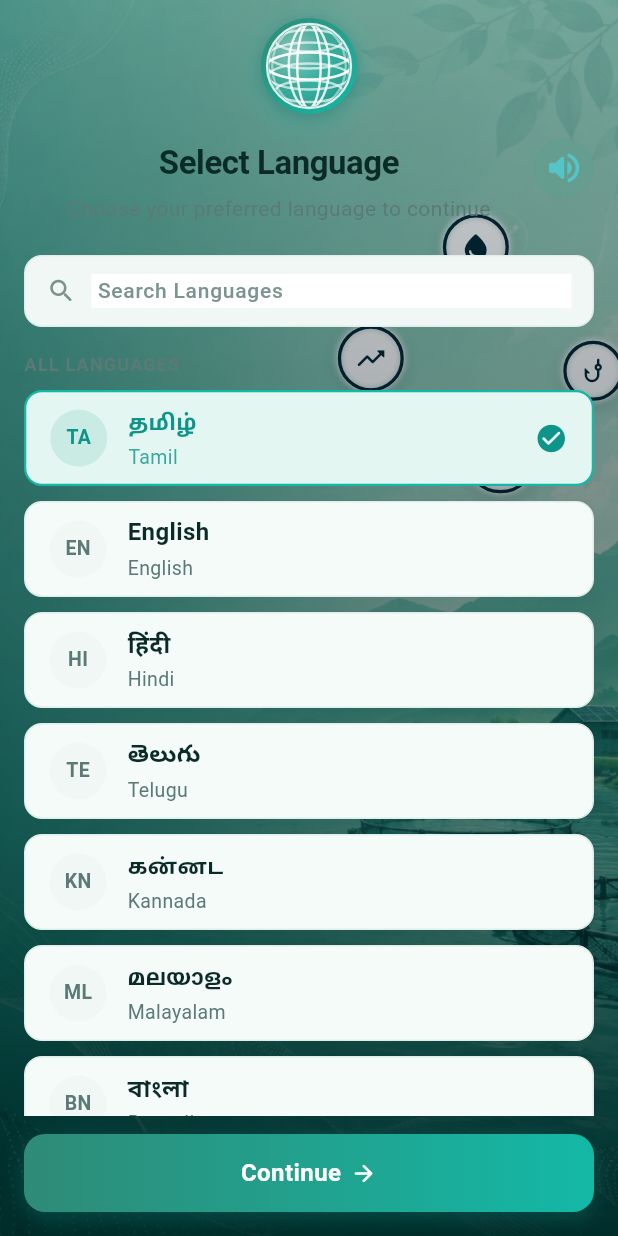
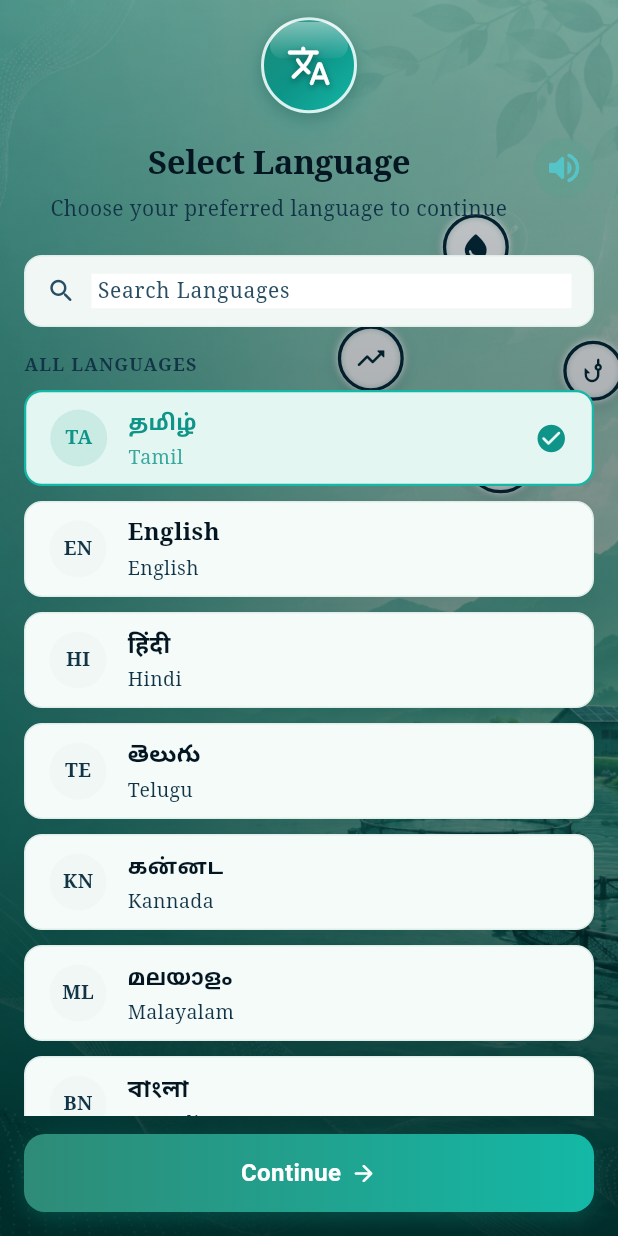
Before and after one commit to AquaverseAI/AquaVerse, a Flutter app: the LanguageSelectScreen screen opened by its route, after a tap on the "volume up" icon, on a phone screen of 412 x 824 dp. Run offline on Flutter 3.47's test engine with Material 3 defaults, Android fonts, the phone set to English and light mode, and no system bars; our stand-ins replace dio, drift, fl_chart, flutter_riverpod, flutter_secure_storage, go_router and 3 more; missing offline and left inert: sqlite3; accounts and stored records are empty; generated files the repository leaves out were written again.

Commit message:
feat(theme): set Palatino Linotype font family as default and darken all text tokens for high contrast

```diff
--- a/lib/core/theme/app_colors.dart
+++ b/lib/core/theme/app_colors.dart
@@ -36,11 +36,11 @@ abstract class AppColors {
   static const Color surfaceAqua = Color(0xFFEDF8FA);
   static const Color surfaceGreen = Color(0xFFEFF9F5);
 
-  // ── Text ───────────────────────────────────────────────────────────────────
-  static const Color textPrimary = Color(0xFF153B56);
-  static const Color textSecondary = Color(0xFF557384);
-  static const Color textMuted = Color(0xFF7D949F);
-  static const Color textDisabled = Color(0xFFA9B9BF);
+  // ── Text (High-contrast dark tokens) ──────────────────────────────────────
+  static const Color textPrimary = Color(0xFF041826);
+  static const Color textSecondary = Color(0xFF14364B);
+  static const Color textMuted = Color(0xFF2C5269);
+  static const Color textDisabled = Color(0xFF8BA2AD);
 
   // ── Semantic ───────────────────────────────────────────────────────────────
   static const Color warning = Color(0xFFE8A33A);
@@ -64,13 +64,13 @@ abstract class AppColors {
   static const Color langBorderSelected = Color(0xFF14B8A6);
   static const Color langAccentPrimary = Color(0xFF0E9488);
   static const Color langAccentSeagreen = Color(0xFF2E8B77);
-  static const Color langTextPrimary = Color(0xFF0B2B27);
-  static const Color langTextSecondary = Color(0xFF5B7A75);
+  static const Color langTextPrimary = Color(0xFF031622);
+  static const Color langTextSecondary = Color(0xFF123447);
   static const Color langTextOnAccent = Color(0xFFFFFFFF);
   static const Color langCheckIcon = Color(0xFF0E9488);
   static const Color langSearchBg = Color(0xFFF0F7F5);
-  static const Color langSearchPlaceholder = Color(0xFF7C948F);
-  static const Color langFlagCodeText = Color(0xFF5B7A75);
+  static const Color langSearchPlaceholder = Color(0xFF294E63);
+  static const Color langFlagCodeText = Color(0xFF123447);
 
   static const LinearGradient langCtaGradient = LinearGradient(
     begin: Alignment.centerLeft,
--- a/lib/core/theme/app_theme.dart
+++ b/lib/core/theme/app_theme.dart
@@ -35,7 +35,8 @@ class AppTheme {
         centerTitle: false,
         surfaceTintColor: Colors.transparent,
         titleTextStyle: TextStyle(
-          fontFamily: 'Outfit', // Or default if GoogleFonts is used
+          fontFamily: 'Palatino Linotype',
+          fontFamilyFallback: ['Palatino', 'Georgia', 'serif'],
           fontSize: 18,
           fontWeight: FontWeight.w700,
           color: AppColors.textPrimary,
@@ -137,7 +138,7 @@ class AppTheme {
         unselectedLabelStyle: TextStyle(fontSize: 11),
       ),
 
-      // ── Text ────────────────────────────────────────────────────────────────
+      // ── Text (Palatino Linotype Serif Default) ──────────────────────────────
       textTheme: const TextTheme(
         displayLarge: TextStyle(fontSize: 30, fontWeight: FontWeight.w700, color: AppColors.textPrimary, height: 1.2),
         headlineLarge: TextStyle(fontSize: 26, fontWeight: FontWeight.w700, color: AppColors.textPrimary, height: 1.2),
@@ -152,6 +153,9 @@ class AppTheme {
         labelLarge: TextStyle(fontSize: 13, fontWeight: FontWeight.w600, color: AppColors.textPrimary),
         labelMedium: TextStyle(fontSize: 12, fontWeight: FontWeight.w500, color: AppColors.textSecondary),
         labelSmall: TextStyle(fontSize: 11, fontWeight: FontWeight.w500, color: AppColors.textMuted),
+      ).apply(
+        fontFamily: 'Palatino Linotype',
+        fontFamilyFallback: const ['Palatino', 'Georgia', 'serif'],
       ),
 
       // ── Icon ────────────────────────────────────────────────────────────────
--- a/lib/features/splash/splash_screen.dart
+++ b/lib/features/splash/splash_screen.dart
@@ -406,17 +406,24 @@ class _SplashScreenState extends ConsumerState<SplashScreen>
 
                           const Spacer(flex: 2),
 
-                          // ── Line 1: dim lead-in ("Get ready to") ─────────
+                          // ── Line 1: lead-in ("Get ready to") ─────────
                           _buildBlurText(
                             text: 'Get ready to',
                             sigma: _line1Blur.value,
                             opacity: _line1Opacity.value,
                             style: const TextStyle(
-                              fontSize: 17,
-                              fontWeight: FontWeight.w300,
+                              fontSize: 18,
+                              fontWeight: FontWeight.w600,
                               color: Colors.white,
                               height: 1.15,
-                              letterSpacing: 0.2,
+                              letterSpacing: 0.3,
+                              shadows: [
+                                Shadow(
+                                  color: Colors.black87,
+                                  blurRadius: 8,
+                                  offset: Offset(0, 2),
+                                ),
+                              ],
                             ),
                           ),
 
@@ -428,11 +435,18 @@ class _SplashScreenState extends ConsumerState<SplashScreen>
                             sigma: _line2Blur.value,
                             opacity: _line2Opacity.value,
                             style: const TextStyle(
-                              fontSize: 40,
-                              fontWeight: FontWeight.w800,
+                              fontSize: 42,
+                              fontWeight: FontWeight.w900,
                               color: Colors.white,
                               height: 1.08,
                               letterSpacing: -0.5,
+                              shadows: [
+                                Shadow(
+                                  color: Colors.black87,
+                                  blurRadius: 10,
+                                  offset: Offset(0, 3),
+                                ),
+                              ],
                             ),
                           ),
 
@@ -440,13 +454,20 @@ class _SplashScreenState extends ConsumerState<SplashScreen>
                           _buildBlurText(
                             text: 'your pond,\nyour harvest.',
                             sigma: _line2Blur.value,
-                            opacity: _line2Opacity.value * 0.85,
+                            opacity: _line2Opacity.value * 0.95,
                             style: const TextStyle(
-                              fontSize: 32,
-                              fontWeight: FontWeight.w700,
+                              fontSize: 34,
+                              fontWeight: FontWeight.w800,
                               color: Colors.white,
                               height: 1.1,
                               letterSpacing: -0.3,
+                              shadows: [
+                                Shadow(
+                                  color: Colors.black87,
+                                  blurRadius: 10,
+                                  offset: Offset(0, 3),
+                                ),
+                              ],
                             ),
                           ),
 
@@ -458,26 +479,40 @@ class _SplashScreenState extends ConsumerState<SplashScreen>
                             sigma: _line3Blur.value,
                             opacity: _line3Opacity.value,
                             style: const TextStyle(
-                              fontSize: 20,
-                              fontWeight: FontWeight.w500,
+                              fontSize: 21,
+                              fontWeight: FontWeight.w700,
                               color: Colors.white,
                               height: 1.3,
+                              shadows: [
+                                Shadow(
+                                  color: Colors.black87,
+                                  blurRadius: 8,
+                                  offset: Offset(0, 2),
+                                ),
+                              ],
                             ),
                           ),
 
                           const SizedBox(height: 8),
 
-                          // ── Line 5: dim descriptor (smallest weight) ───
+                          // ── Line 5: dim descriptor ───
                           _buildBlurText(
                             text: 'AI-powered aquaculture for every farmer.',
                             sigma: _line3Blur.value,
-                            opacity: _line3Opacity.value * 0.55,
+                            opacity: _line3Opacity.value * 0.85,
                             style: const TextStyle(
-                              fontSize: 14,
-                              fontWeight: FontWeight.w300,
+                              fontSize: 15,
+                              fontWeight: FontWeight.w500,
                               color: Colors.white,
                               height: 1.4,
                               letterSpacing: 0.1,
+                              shadows: [
+                                Shadow(
+                                  color: Colors.black87,
+                                  blurRadius: 6,
+                                  offset: Offset(0, 2),
+                                ),
+                              ],
                             ),
                           ),
 
--- a/lib/shared/widgets/rotating_globe_icon.dart
+++ b/lib/shared/widgets/rotating_globe_icon.dart
@@ -1,9 +1,9 @@
 import 'dart:math' as math;
 import 'package:flutter/material.dart';
 
-/// A realistic 3D rotating globe icon widget.
-/// Renders a dynamic sphere with specular lighting, depth gradient,
-/// and smooth 60fps rotating meridian and latitude grid lines.
+/// A premium 3D Glassmorphic Globe Badge widget.
+/// Features a rich ocean-teal gradient sphere with specular glare reflection,
+/// glassmorphic outer ring, and a gentle subtle floating animation (no dizzying spin).
 class RotatingGlobeIcon extends StatefulWidget {
   final double size;
   final List<Color>? gradientColors;
@@ -27,8 +27,8 @@ class _RotatingGlobeIconState extends State<RotatingGlobeIcon>
     super.initState();
     _controller = AnimationController(
       vsync: this,
-      duration: const Duration(seconds: 8),
-    )..repeat();
+      duration: const Duration(milliseconds: 3200),
+    )..repeat(reverse: true);
   }
 
   @override
@@ -40,11 +40,20 @@ class _RotatingGlobeIconState extends State<RotatingGlobeIcon>
   @override
   Widget build(BuildContext context) {
     final colors = widget.gradientColors ?? [
-      const Color(0xFF2E8B77),
-      const Color(0xFF14B8A6),
+      const Color(0xFF1E8B77), // Deep sea-green
+      const Color(0xFF0D9488), // Rich teal
+      const Color(0xFF14B8A6), // Bright aqua accent
     ];
 
-    return Container(
+    return AnimatedBuilder(
+      animation: _controller,
+      builder: (context, child) {
+        final floatY = math.sin(_controller.value * math.pi) * 3.0; // gentle 3px float
+        final glowAlpha = 0.25 + 0.15 * math.sin(_controller.value * math.pi);
+
+        return Transform.translate(
+          offset: Offset(0, -floatY),
+          child: Container(
             width: widget.size,
             height: widget.size,
             decoration: BoxDecoration(
@@ -56,114 +65,75 @@ class _RotatingGlobeIconState extends State<RotatingGlobeIcon>
               ),
               boxShadow: [
                 BoxShadow(
-            color: colors.last.withValues(alpha: 0.35),
-            blurRadius: 16,
+                  color: colors[1].withValues(alpha: glowAlpha),
+                  blurRadius: 18,
                   spreadRadius: 2,
-            offset: const Offset(0, 4),
+                  offset: const Offset(0, 6),
                 ),
                 BoxShadow(
                   color: Colors.black.withValues(alpha: 0.15),
                   blurRadius: 8,
-            offset: const Offset(0, 2),
+                  offset: const Offset(0, 3),
                 ),
               ],
             ),
-      child: AnimatedBuilder(
-        animation: _controller,
-        builder: (context, child) {
-          return CustomPaint(
-            painter: _GlobePainter(
-              rotationProgress: _controller.value,
+            child: Stack(
+              children: [
+                // 1. Specular Gloss Reflection Curve (Top-Left Glare)
+                Positioned(
+                  top: 3,
+                  left: 6,
+                  right: 6,
+                  height: widget.size * 0.38,
+                  child: Container(
+                    decoration: BoxDecoration(
+                      borderRadius: BorderRadius.vertical(
+                        top: Radius.circular(widget.size / 2),
+                        bottom: Radius.circular(widget.size / 4),
+                      ),
+                      gradient: LinearGradient(
+                        begin: Alignment.topCenter,
+                        end: Alignment.bottomCenter,
+                        colors: [
+                          Colors.white.withValues(alpha: 0.45),
+                          Colors.white.withValues(alpha: 0.05),
+                        ],
+                      ),
+                    ),
+                  ),
+                ),
+
+                // 2. Glassmorphic Outer Border Ring
+                Container(
+                  decoration: BoxDecoration(
+                    shape: BoxShape.circle,
+                    border: Border.all(
+                      color: Colors.white.withValues(alpha: 0.85),
+                      width: 2.0,
+                    ),
+                  ),
+                ),
+
+                // 3. Crisp High-Resolution Language/Globe Icon
+                Center(
+                  child: Icon(
+                    Icons.translate_rounded,
+                    size: widget.size * 0.48,
+                    color: Colors.white,
+                    shadows: const [
+                      Shadow(
+                        color: Colors.black38,
+                        blurRadius: 6,
+                        offset: Offset(0, 2),
+                      )
+                    ],
+                  ),
+                ),
+              ],
+            ),
           ),
         );
       },
-      ),
     );
   }
 }
-
-class _GlobePainter extends CustomPainter {
-  final double rotationProgress;
-
-  _GlobePainter({required this.rotationProgress});
-
-  @override
-  void paint(Canvas canvas, Size size) {
-    final center = Offset(size.width / 2, size.height / 2);
-    final radius = size.width / 2 - 4;
-
-    // 1. Sphere 3D Specular Highlight & Depth Overlay
-    final highlightPaint = Paint()
-      ..shader = RadialGradient(
-        center: const Alignment(-0.35, -0.35),
-        radius: 0.85,
-        colors: [
-          Colors.white.withValues(alpha: 0.45),
-          Colors.white.withValues(alpha: 0.10),
-          Colors.black.withValues(alpha: 0.25),
-        ],
-        stops: const [0.0, 0.5, 1.0],
-      ).createShader(Rect.fromCircle(center: center, radius: radius));
-
-    canvas.drawCircle(center, radius, highlightPaint);
-
-    // Outer atmosphere ring
-    final atmospherePaint = Paint()
-      ..style = PaintingStyle.stroke
-      ..strokeWidth = 1.5
-      ..color = Colors.white.withValues(alpha: 0.85);
-
-    canvas.drawCircle(center, radius, atmospherePaint);
-
-    // 2. Latitude & Longitude Grid Lines (rotating)
-    final gridPaint = Paint()
-      ..style = PaintingStyle.stroke
-      ..strokeWidth = 1.6
-      ..color = Colors.white.withValues(alpha: 0.90)
-      ..strokeCap = StrokeCap.round;
-
-    // Clip to sphere circle
-    canvas.save();
-    canvas.clipPath(Path()..addOval(Rect.fromCircle(center: center, radius: radius - 1)));
-
-    // Draw Latitudes (horizontal rings)
-    for (double yRatio in [-0.6, -0.25, 0.0, 0.25, 0.6]) {
-      final y = center.dy + yRatio * radius;
-      final rx = math.sqrt(radius * radius - (yRatio * radius) * (yRatio * radius));
-      final ry = rx * 0.32;
-      canvas.drawOval(
-        Rect.fromCenter(center: Offset(center.dx, y), width: rx * 2, height: ry * 2),
-        gridPaint..color = Colors.white.withValues(alpha: yRatio == 0.0 ? 0.95 : 0.65),
-      );
-    }
-
-    // Draw Rotating Longitudes (vertical meridians shifting dynamically)
-    final angleOffset = rotationProgress * math.pi * 2;
-    for (int i = 0; i < 8; i++) {
-      final meridianAngle = angleOffset + (i * math.pi / 4);
-      final sinVal = math.sin(meridianAngle);
-      final cosVal = math.cos(meridianAngle);
-
-      // Only draw meridians facing front (cosVal > 0)
-      if (cosVal > 0) {
-        final rx = (radius * sinVal).abs();
-        final alpha = (cosVal * 0.95).clamp(0.2, 0.95);
-        gridPaint.color = Colors.white.withValues(alpha: alpha);
-
-        final rect = Rect.fromCenter(
-          center: center,
-          width: rx * 2,
-          height: radius * 2,
-        );
-        canvas.drawOval(rect, gridPaint);
-      }
-    }
-
-    canvas.restore();
-  }
-
-  @override
-  bool shouldRepaint(covariant _GlobePainter oldDelegate) {
-    return oldDelegate.rotationProgress != rotationProgress;
-  }
-}
```
Lines whose indentation alone changed are shown as unchanged.
